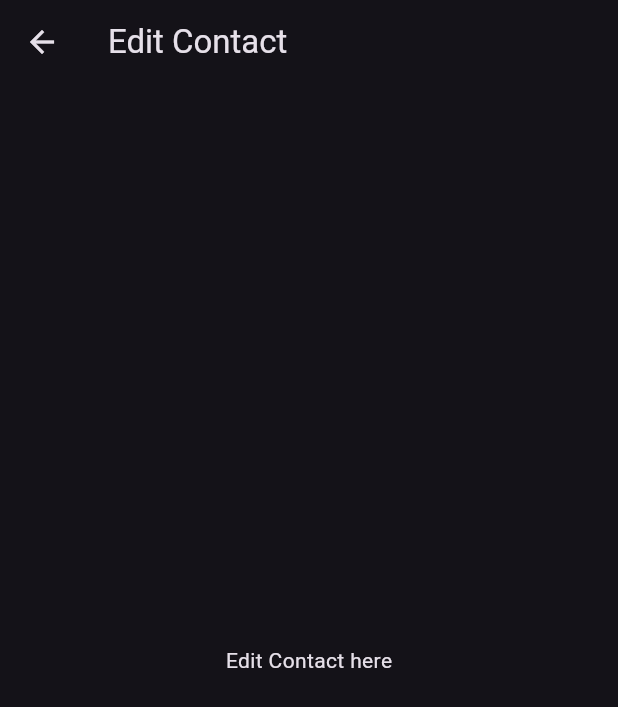
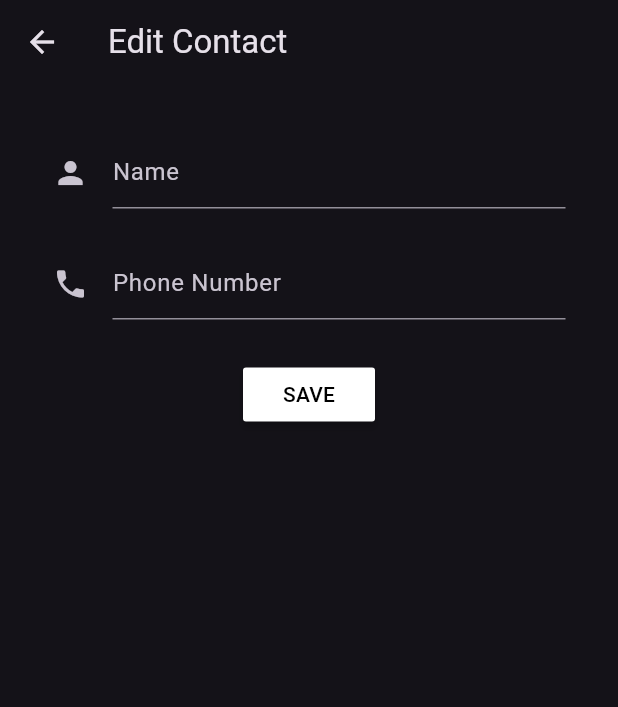
Before and after one commit to fisforfaheem/bloom_contacts, a Flutter app: the screen it shows after launch, after a tap on "Faheem", on a phone screen of 412 x 824 dp. Shown: the top 707 px of the screen. Run offline on Flutter 3.47's test engine with Material 2 defaults, Android fonts, the phone set to English and light mode, and no system bars.

Commit message:
some improvements to UI

```diff
--- a/lib/edit_contact_page.dart
+++ b/lib/edit_contact_page.dart
@@ -1,7 +1,9 @@
 import 'package:flutter/material.dart';
 
 class EditContactPage extends StatelessWidget {
-  const EditContactPage(contact, {super.key});
+  EditContactPage(contact, {super.key});
+
+  TextEditingController userNameController = TextEditingController();
 
   @override
   Widget build(BuildContext context) {
@@ -9,10 +11,42 @@ class EditContactPage extends StatelessWidget {
       appBar: AppBar(
         title: const Text('Edit Contact'),
       ),
-      body: Container(
-          child: const Center(
-        child: Text('Edit Contact here'),
-      )),
+      body: Form(
+        child: Padding(
+          padding: const EdgeInsets.all(35.0),
+          child: Column(
+            mainAxisAlignment: MainAxisAlignment.start,
+            children: [
+              TextFormField(
+                controller: userNameController,
+                decoration: const InputDecoration(
+                  hintText: 'Name',
+                  icon: Icon(Icons.person),
+                ),
+              ),
+              const SizedBox(
+                height: 26,
+              ),
+              TextFormField(
+                controller: userNameController,
+                decoration: const InputDecoration(
+                  hintText: 'Phone Number',
+                  icon: Icon(Icons.phone),
+                ),
+              ),
+              const SizedBox(
+                height: 26,
+              ),
+              MaterialButton(
+                textColor: Colors.black,
+                color: Colors.white,
+                onPressed: () {},
+                child: const Text('SAVE'),
+              )
+            ],
+          ),
+        ),
+      ),
     );
   }
 }
```
Also changed, not shown: lib/add_contacts_page.dart (+36 -1 lines).
